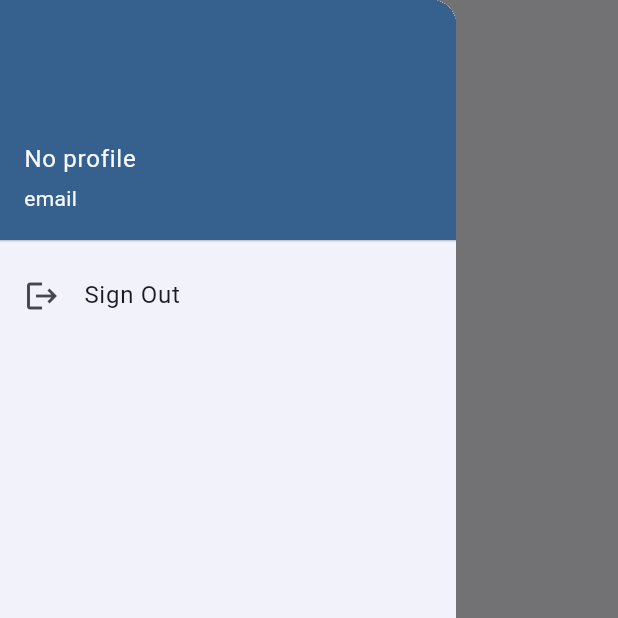
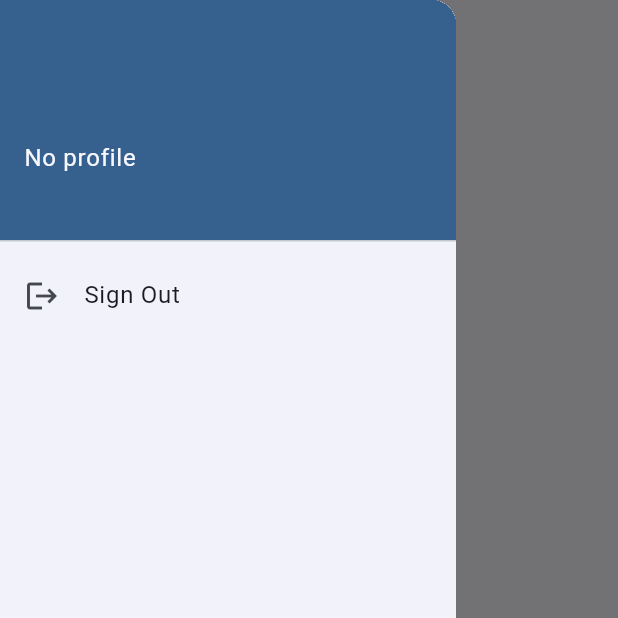
Before and after one commit to hanswys/ywong8-project2-cmsc4303, a Flutter app: the screen it shows once a user with an empty profile is signed in, with the side drawer open, on a phone screen of 412 x 824 dp, the top half of it. Run offline on Flutter 3.47's test engine with Material 3 defaults, Android fonts, the phone set to English and light mode, and no system bars; our stand-ins replace firebase_auth, firebase_core; accounts and stored records are empty.

Commit message:
email on body commit

```diff
--- /dev/null
+++ b/lib/model/home_model.dart
@@ -0,0 +1,6 @@
+import 'package:firebase_auth/firebase_auth.dart';
+
+class HomeModel {
+  User user;
+  HomeModel(this.user);
+}
--- a/lib/view/home_screen.dart
+++ b/lib/view/home_screen.dart
@@ -1,6 +1,9 @@
 import 'package:firebase_auth/firebase_auth.dart';
 import 'package:flutter/material.dart';
+import 'package:lesson6/controller/auth_controller.dart';
 import 'package:lesson6/controller/home_controller.dart';
+
+import '../model/home_model.dart';
 
 class HomeScreen extends StatefulWidget {
   const HomeScreen({super.key});
@@ -13,10 +16,12 @@ class HomeScreen extends StatefulWidget {
 
 class HomeState extends State<HomeScreen> {
   late HomeController con;
+  late HomeModel model;
   @override
   void initState() {
     super.initState();
     con = HomeController(this);
+    model = HomeModel(currentUser!);
   }
 
   @override
@@ -25,7 +30,7 @@ class HomeState extends State<HomeScreen> {
       appBar: AppBar(
         title: const Text('Home'),
       ),
-      body: const Text('Home'),
+      body: Text(model.user.email!),
       drawer: drawerView(context),
     );
   }
@@ -36,7 +41,7 @@ class HomeState extends State<HomeScreen> {
       children: [
         UserAccountsDrawerHeader(
           accountName: const Text('No profile'),
-          accountEmail: const Text('email'),
+          accountEmail: Text(model.user.email!),
         ),
         ListTile(
           leading: const Icon(Icons.logout),
```
Also changed, not shown: lib/controller/signinscreen_controller.dart (+7 -2 lines).
